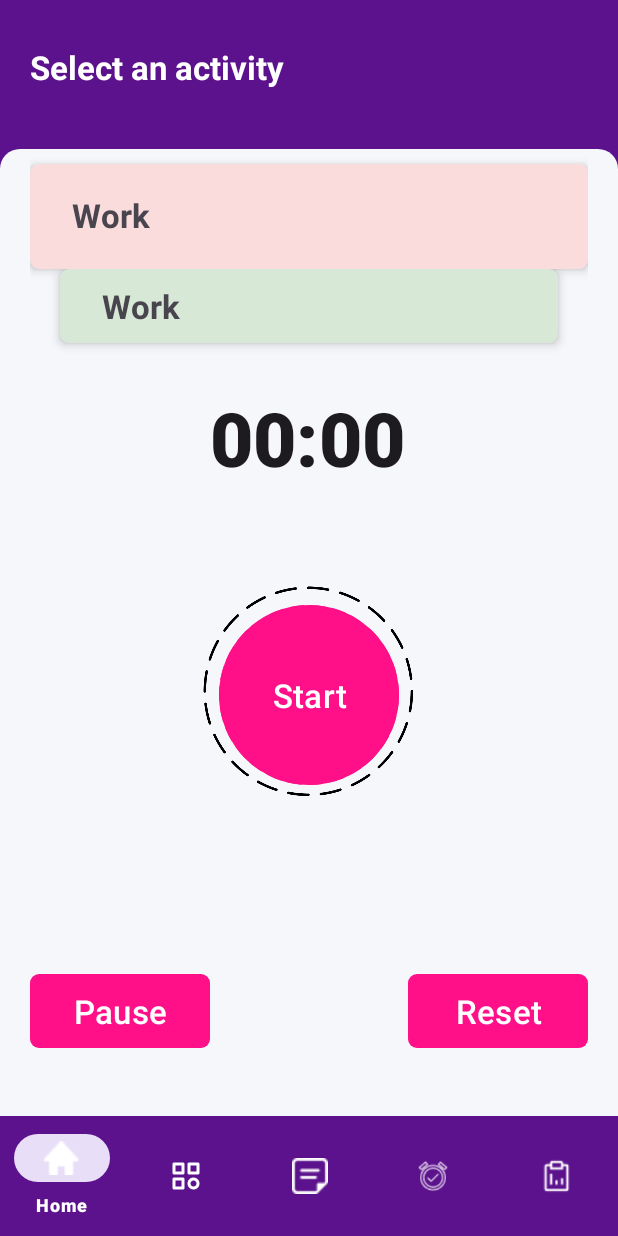
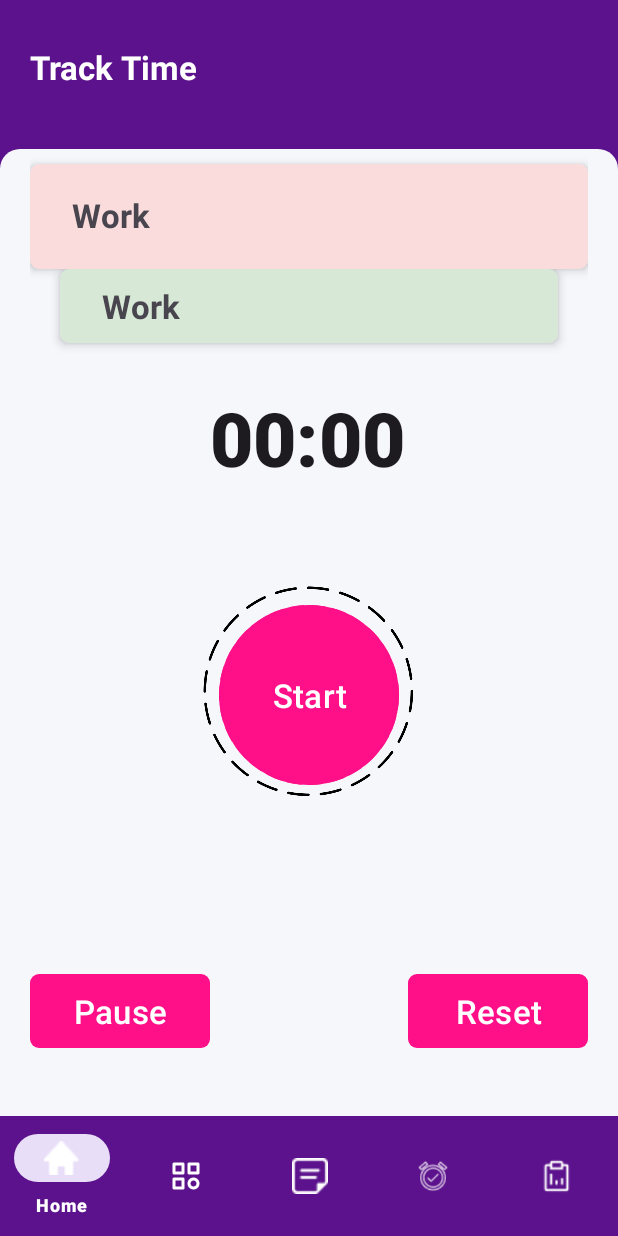
Before and after one commit to Ayeshazulfiqar895/TimeTrackingApp, an Android app: the fragment StopWatchFragment placed in its activity, on a phone screen of 412 x 824 dp. Run offline under Robolectric (Android 15) with nearby library versions, the phone set to English and light mode, and no system bars; our stand-ins replace Firebase (no records; nobody signed in at launch, a user with empty details on screens opened directly).

Commit message:
All functionality of Stop watch

```diff
--- a/app/src/main/res/layout/fragment_stop_watch.xml
+++ b/app/src/main/res/layout/fragment_stop_watch.xml
@@ -13,7 +13,7 @@
         android:layout_height="wrap_content"
         android:layout_marginHorizontal="20dp"
         android:layout_marginTop="30dp"
-        android:text="Select an activity"
+        android:text="Track Time"
         android:textColor="#ffffff"
         android:textSize="22dp"
         android:textStyle="bold" />
@@ -111,8 +111,8 @@
                 android:id="@+id/chronometer"
                 android:layout_width="wrap_content"
                 android:layout_height="wrap_content"
+                android:fontFamily="sans-serif-black"
                 android:textSize="50dp"
-                android:fontFamily="sans-serif-black"
                 app:layout_constraintBottom_toTopOf="@+id/btnStart"
                 app:layout_constraintEnd_toEndOf="parent"
                 app:layout_constraintHorizontal_bias="0.497"
@@ -133,8 +133,8 @@
                 app:layout_constraintEnd_toEndOf="parent"
                 app:layout_constraintHorizontal_bias="0.501"
                 app:layout_constraintStart_toStartOf="parent"
-                app:layout_constraintVertical_bias="0.7"
-                app:layout_constraintTop_toBottomOf="@+id/cardView" />
+                app:layout_constraintTop_toBottomOf="@+id/cardView"
+                app:layout_constraintVertical_bias="0.7" />
 
             <ImageView
                 android:layout_width="160dp"
@@ -146,6 +146,7 @@
                 app:layout_constraintStart_toStartOf="parent"
                 app:layout_constraintTop_toBottomOf="@+id/cardView"
                 app:layout_constraintVertical_bias="0.648" />
+
             <Button
                 android:id="@+id/btnPause"
                 android:layout_width="120dp"
@@ -157,9 +158,9 @@
                 app:layout_constraintBottom_toBottomOf="@+id/btnReset"
                 app:layout_constraintEnd_toEndOf="parent"
                 app:layout_constraintHorizontal_bias="0"
-                app:layout_constraintVertical_bias="1"
                 app:layout_constraintStart_toStartOf="parent"
-                app:layout_constraintTop_toTopOf="@+id/btnReset" />
+                app:layout_constraintTop_toTopOf="@+id/btnReset"
+                app:layout_constraintVertical_bias="1" />
 
             <Button
                 android:id="@+id/btnReset"
```
Also changed, not shown: app/src/main/java/com/example/timetrackingapp/StopWatchFragment.java (+82 -15 lines).
